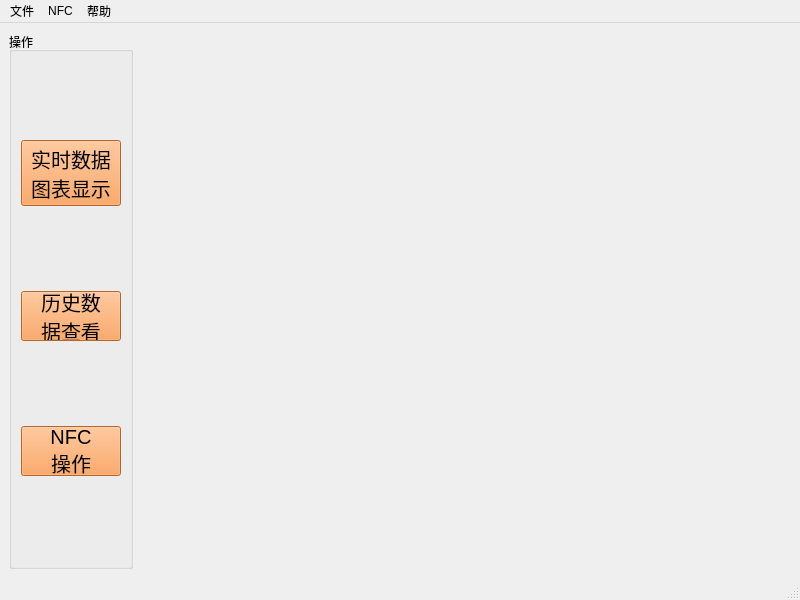
Before: the Qt Designer form Cows/MainWindow.ui in fsyv/Cows, drawn with Qt 5.
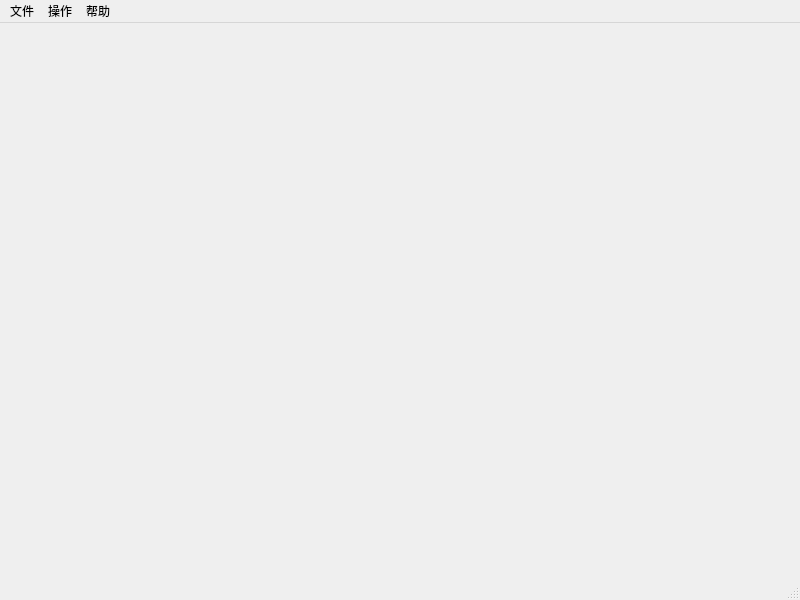
After: the same form once the commit is applied. Icons and pictures are not drawn.

Diff of the .ui file:
```diff
--- a/Cows/MainWindow.ui
+++ b/Cows/MainWindow.ui
@@ -17,106 +17,6 @@
    <layout class="QHBoxLayout" name="horizontalLayout_2">
     <item>
      <layout class="QHBoxLayout" name="horizontalLayout">
-      <item>
-       <layout class="QVBoxLayout" name="verticalLayout">
-        <item>
-         <widget class="QGroupBox" name="groupBox">
-          <property name="title">
-           <string>操作</string>
-          </property>
-          <layout class="QVBoxLayout" name="verticalLayout_2">
-           <item>
-            <widget class="QToolButton" name="toolButton_chart">
-             <property name="minimumSize">
-              <size>
-               <width>100</width>
-               <height>50</height>
-              </size>
-             </property>
-             <property name="maximumSize">
-              <size>
-               <width>100</width>
-               <height>16777215</height>
-              </size>
-             </property>
-             <property name="styleSheet">
-              <string notr="true">background:#f9923f;
-font:20px;</string>
-             </property>
-             <property name="text">
-              <string>实时数据
-图表显示</string>
-             </property>
-             <property name="checkable">
-              <bool>false</bool>
-             </property>
-            </widget>
-           </item>
-           <item>
-            <widget class="QPushButton" name="pushButton_history">
-             <property name="minimumSize">
-              <size>
-               <width>100</width>
-               <height>50</height>
-              </size>
-             </property>
-             <property name="maximumSize">
-              <size>
-               <width>100</width>
-               <height>50</height>
-              </size>
-             </property>
-             <property name="styleSheet">
-              <string notr="true">background:#f9923f;
-font:20px;</string>
-             </property>
-             <property name="text">
-              <string>历史数
-据查看</string>
-             </property>
-             <property name="checkable">
-              <bool>false</bool>
-             </property>
-            </widget>
-           </item>
-           <item>
-            <widget class="QToolButton" name="toolButton_nfc">
-             <property name="minimumSize">
-              <size>
-               <width>100</width>
-               <height>50</height>
-              </size>
-             </property>
-             <property name="maximumSize">
-              <size>
-               <width>100</width>
-               <height>50</height>
-              </size>
-             </property>
-             <property name="sizeIncrement">
-              <size>
-               <width>2</width>
-               <height>0</height>
-              </size>
-             </property>
-             <property name="styleSheet">
-              <string notr="true">background:#f9923f;
-font:20px;</string>
-             </property>
-             <property name="text">
-              <string>NFC
-操作</string>
-             </property>
-             <property name="checkable">
-              <bool>false</bool>
-             </property>
-            </widget>
-           </item>
-          </layout>
-         </widget>
-        </item>
-       </layout>
-      </item>
       <item>
        <widget class="QStackedWidget" name="stackedWidget">
         <property name="currentIndex">
@@ -136,7 +36,7 @@
      <x>0</x>
      <y>0</y>
      <width>800</width>
-     <height>26</height>
+     <height>23</height>
     </rect>
    </property>
    <widget class="QMenu" name="menu">
@@ -147,14 +47,6 @@
     <addaction name="action_import"/>
     <addaction name="action_exit"/>
    </widget>
-   <widget class="QMenu" name="menuNFC">
-    <property name="title">
-     <string>NFC</string>
-    </property>
-    <addaction name="action_7"/>
-    <addaction name="action_6"/>
-    <addaction name="action_8"/>
-   </widget>
    <widget class="QMenu" name="menu_2">
     <property name="title">
      <string>帮助</string>
@@ -162,8 +54,16 @@
     <addaction name="action_about"/>
     <addaction name="action_Qt"/>
    </widget>
+   <widget class="QMenu" name="menu_3">
+    <property name="title">
+     <string>操作</string>
+    </property>
+    <addaction name="action_showchart"/>
+    <addaction name="separator"/>
+    <addaction name="action_history"/>
+   </widget>
    <addaction name="menu"/>
-   <addaction name="menuNFC"/>
+   <addaction name="menu_3"/>
    <addaction name="menu_2"/>
   </widget>
   <widget class="QStatusBar" name="statusbar"/>
```
Left out of the diff: 12 changed lines with no effect on the pictures.
